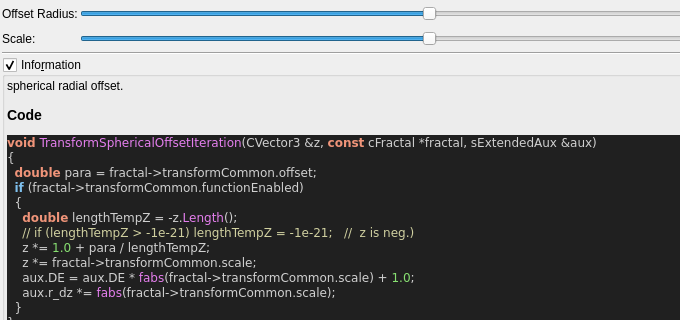
buddhi1980/mandelbulber2, file mandelbulber2/qt_data/fractal_transf_spherical_offset.ui: the form before one commit; both pictures show x 0 to 680 and y 0 to 320 of the 871 by 746 pixel window.
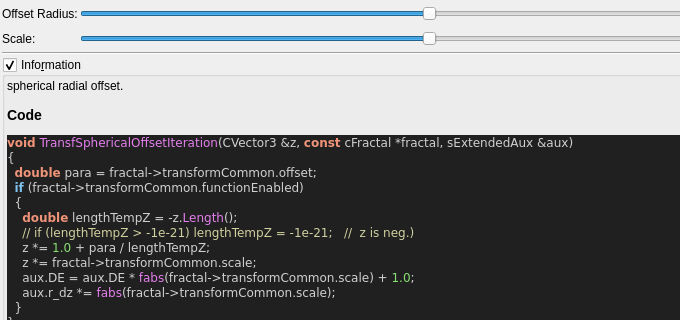
The form after the commit. Custom widgets are drawn as their Qt base class.

Diff of the .ui file:
```diff
--- a/mandelbulber2/qt_data/fractal_transf_spherical_offset.ui
+++ b/mandelbulber2/qt_data/fractal_transf_spherical_offset.ui
@@ -197,7 +197,7 @@
 &lt;/table&gt;
 &lt;h3&gt;Code&lt;/h3&gt;
 &lt;body style=&quot;background-color:#202020&quot;&gt;
-&lt;pre style=&quot;color:#d0d0d0; background-color:#202020;  font-family:'Courier New',monospace;&quot;&gt;&lt;span style=&quot;color:#f09479; font-weight:bold&quot;&gt;void&lt;/span&gt; &lt;span style=&quot;color:#e47eed&quot;&gt;TransformSphericalOffsetIteration&lt;/span&gt;&lt;span style=&quot;color:#d0d0d0&quot;&gt;(&lt;/span&gt;CVector3 &lt;span style=&quot;color:#d0d0d0&quot;&gt;&amp;amp;&lt;/span&gt;z&lt;span style=&quot;color:#d0d0d0&quot;&gt;,&lt;/span&gt; &lt;span style=&quot;color:#f09479; font-weight:bold&quot;&gt;const&lt;/span&gt; cFractal &lt;span style=&quot;color:#d0d0d0&quot;&gt;*&lt;/span&gt;fractal&lt;span style=&quot;color:#d0d0d0&quot;&gt;,&lt;/span&gt; sExtendedAux &lt;span style=&quot;color:#d0d0d0&quot;&gt;&amp;amp;&lt;/span&gt;aux&lt;span style=&quot;color:#d0d0d0&quot;&gt;)&lt;/span&gt;
+&lt;pre style=&quot;color:#d0d0d0; background-color:#202020;  font-family:'Courier New',monospace;&quot;&gt;&lt;span style=&quot;color:#f09479; font-weight:bold&quot;&gt;void&lt;/span&gt; &lt;span style=&quot;color:#e47eed&quot;&gt;TransfSphericalOffsetIteration&lt;/span&gt;&lt;span style=&quot;color:#d0d0d0&quot;&gt;(&lt;/span&gt;CVector3 &lt;span style=&quot;color:#d0d0d0&quot;&gt;&amp;amp;&lt;/span&gt;z&lt;span style=&quot;color:#d0d0d0&quot;&gt;,&lt;/span&gt; &lt;span style=&quot;color:#f09479; font-weight:bold&quot;&gt;const&lt;/span&gt; cFractal &lt;span style=&quot;color:#d0d0d0&quot;&gt;*&lt;/span&gt;fractal&lt;span style=&quot;color:#d0d0d0&quot;&gt;,&lt;/span&gt; sExtendedAux &lt;span style=&quot;color:#d0d0d0&quot;&gt;&amp;amp;&lt;/span&gt;aux&lt;span style=&quot;color:#d0d0d0&quot;&gt;)&lt;/span&gt;
 &lt;span style=&quot;color:#d0d0d0&quot;&gt;{&lt;/span&gt;
   &lt;span style=&quot;color:#f09479; font-weight:bold&quot;&gt;double&lt;/span&gt; para &lt;span style=&quot;color:#d0d0d0&quot;&gt;=&lt;/span&gt; fractal&lt;span style=&quot;color:#d0d0d0&quot;&gt;-&amp;gt;&lt;/span&gt;transformCommon&lt;span style=&quot;color:#d0d0d0&quot;&gt;.&lt;/span&gt;offset&lt;span style=&quot;color:#d0d0d0&quot;&gt;;&lt;/span&gt;
   &lt;span style=&quot;color:#7ec0ee; font-weight:bold&quot;&gt;if&lt;/span&gt; &lt;span style=&quot;color:#d0d0d0&quot;&gt;(&lt;/span&gt;fractal&lt;span style=&quot;color:#d0d0d0&quot;&gt;-&amp;gt;&lt;/span&gt;transformCommon&lt;span style=&quot;color:#d0d0d0&quot;&gt;.&lt;/span&gt;functionEnabled&lt;span style=&quot;color:#d0d0d0&quot;&gt;)&lt;/span&gt;
```
